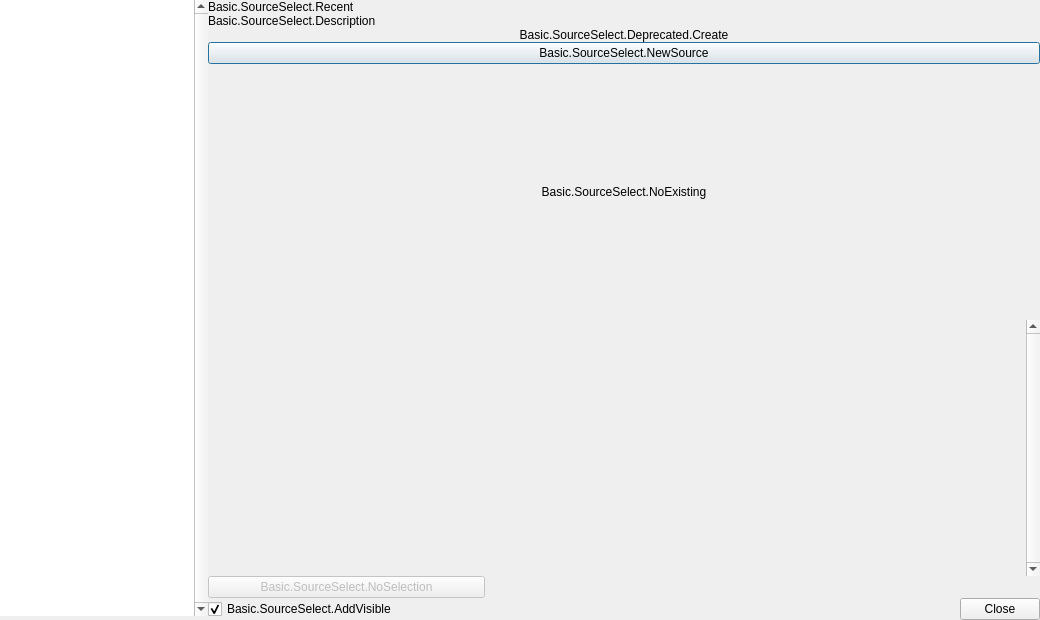
jmickelonis/obs-studio, file frontend/forms/OBSBasicSourceSelect.ui: the form before one commit.
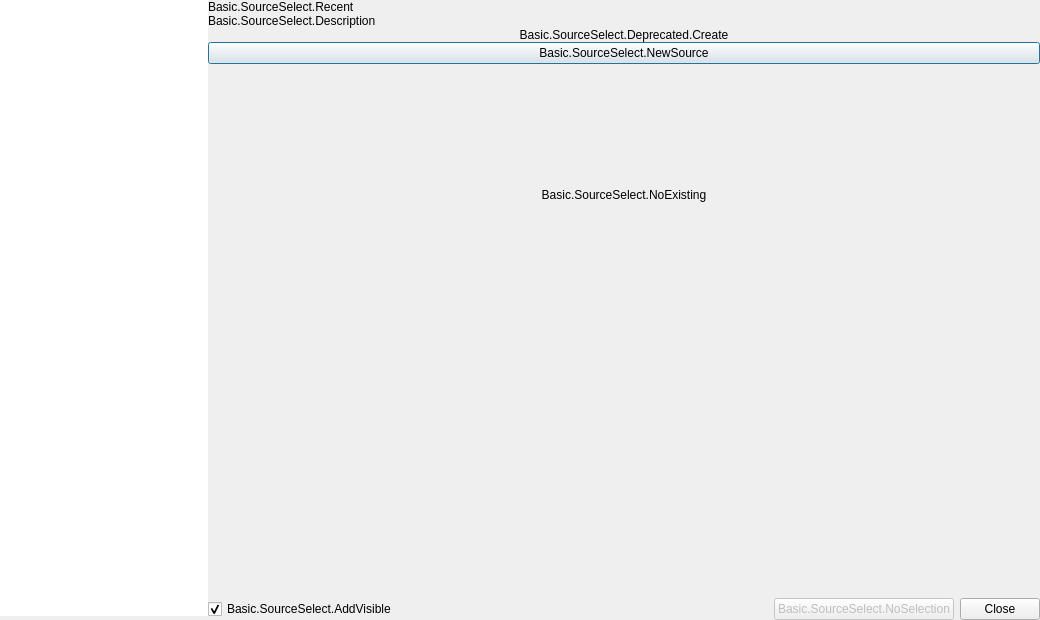
The form after the commit. Custom widgets are drawn as their Qt base class.

Commit message: Source Select Dialog: - Use elided labels in source buttons. - Set an icon on the Recently Created list item. - Don't show the Deprecated header in the list when there are no deprecated source types. - Only show scroll bars when needed. - Move the Add Existing button to the left of the Close button.

```diff
--- a/frontend/forms/OBSBasicSourceSelect.ui
+++ b/frontend/forms/OBSBasicSourceSelect.ui
@@ -152,7 +152,7 @@
             <number>0</number>
            </property>
            <property name="verticalScrollBarPolicy">
-            <enum>Qt::ScrollBarAlwaysOn</enum>
+            <enum>Qt::ScrollBarAsNeeded</enum>
            </property>
            <property name="horizontalScrollBarPolicy">
             <enum>Qt::ScrollBarAlwaysOff</enum>
@@ -420,7 +420,7 @@
                   <number>0</number>
                  </property>
                  <property name="verticalScrollBarPolicy">
-                  <enum>Qt::ScrollBarAlwaysOn</enum>
+                  <enum>Qt::ScrollBarAsNeeded</enum>
                  </property>
                  <property name="horizontalScrollBarPolicy">
                   <enum>Qt::ScrollBarAlwaysOff</enum>
@@ -510,25 +510,6 @@
                   <property name="bottomMargin">
                    <number>0</number>
                   </property>
-                  <item>
-                   <widget class="QPushButton" name="addExistingButton">
-                    <property name="enabled">
-                     <bool>false</bool>
-                    </property>
-                    <property name="sizePolicy">
-                     <sizepolicy hsizetype="MinimumExpanding" vsizetype="Fixed">
-                      <horstretch>0</horstretch>
-                      <verstretch>0</verstretch>
-                     </sizepolicy>
-                    </property>
-                    <property name="text">
-                     <string>Basic.SourceSelect.NoSelection</string>
-                    </property>
-                    <property name="class" stdset="0">
-                     <string>button-primary</string>
-                    </property>
-                   </widget>
-                  </item>
                   <item>
                    <spacer name="horizontalSpacer_4">
                     <property name="orientation">
@@ -579,9 +560,6 @@
             <string>dialog-container</string>
            </property>
            <layout class="QHBoxLayout" name="horizontalLayout_2">
-            <property name="spacing">
-             <number>0</number>
-            </property>
             <property name="leftMargin">
              <number>0</number>
             </property>
@@ -617,6 +595,25 @@
               </property>
              </spacer>
             </item>
+            <item>
+             <widget class="QPushButton" name="addExistingButton">
+              <property name="enabled">
+               <bool>false</bool>
+              </property>
+              <property name="sizePolicy">
+               <sizepolicy hsizetype="Fixed" vsizetype="Fixed">
+                <horstretch>0</horstretch>
+                <verstretch>0</verstretch>
+               </sizepolicy>
+              </property>
+              <property name="text">
+               <string>Basic.SourceSelect.NoSelection</string>
+              </property>
+              <property name="class" stdset="0">
+               <string>button-primary</string>
+              </property>
+             </widget>
+            </item>
             <item>
              <widget class="QDialogButtonBox" name="buttonBox">
               <property name="sizePolicy">
```
The commit also changes 3 other files.
